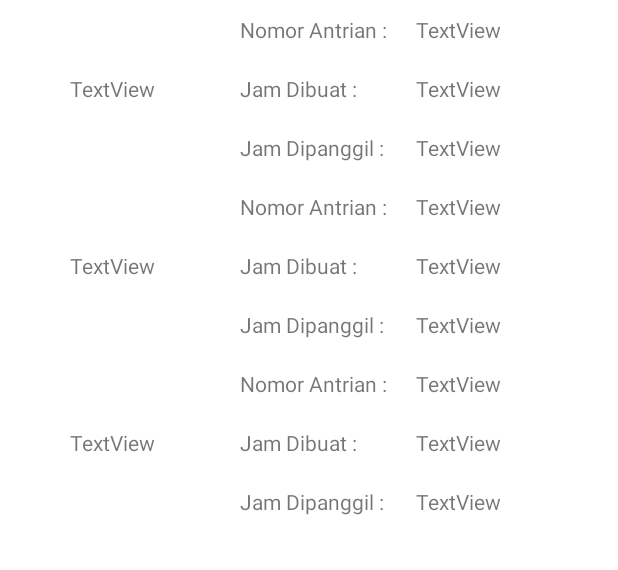
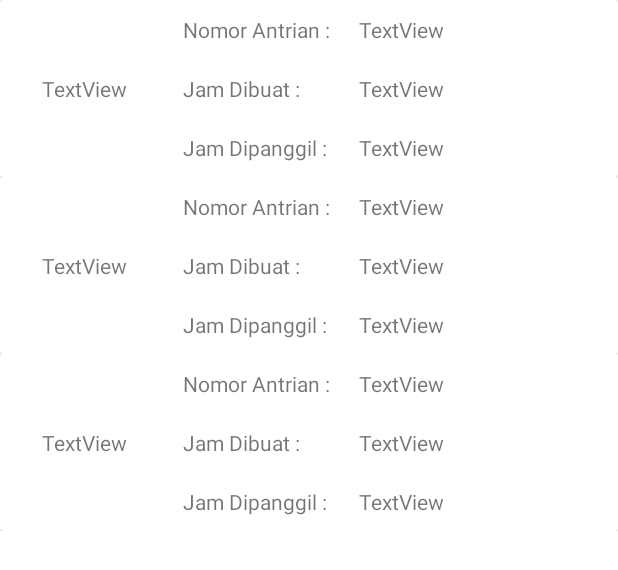
Before and after one commit to bramantyaadi/Antrian, an Android app: the layout fragment_list.xml on its own in the app's theme, with its tools: preview values and no code run, on a phone screen of 412 x 824 dp. Shown: the top 570 px of the screen. Run offline under Robolectric (Android 15) with nearby library versions, the light colour scheme and no system bars.

Commit message:
layout cardview selesai tapi gak tampil

```diff
--- a/app/src/main/java/com/example/antrian/adapter/Rv_antrian.java
+++ b/app/src/main/java/com/example/antrian/adapter/Rv_antrian.java
@@ -33,6 +33,7 @@ public class Rv_antrian extends RecyclerView.Adapter<Rv_antrian.ItemViewHolder>
     @Override
     public void onBindViewHolder(@NonNull Rv_antrian.ItemViewHolder holder, int position) {
         holder.tvNomor.setText(listItem.get(position).getNomor_antrian());
+        holder.tvParent_nomor.setText(listItem.get(position).getNomor_antrian());
         holder.tvJamPanggil.setText(listItem.get(position).getJam_dipanggil());
         holder.tvJamBuat.setText(listItem.get(position).getJam_dibuat());
 
@@ -59,9 +60,10 @@ public class Rv_antrian extends RecyclerView.Adapter<Rv_antrian.ItemViewHolder>
     }
 
     public class ItemViewHolder extends RecyclerView.ViewHolder{
-        TextView tvNomor , tvJamPanggil , tvJamBuat;
+        TextView tvNomor , tvJamPanggil , tvJamBuat , tvParent_nomor;
         public ItemViewHolder(@NonNull View itemView) {
             super(itemView);
+            tvParent_nomor = itemView.findViewById(R.id.nomor_antri_parent);
             tvNomor = itemView.findViewById(R.id.nomor_antrian);
             tvJamBuat = itemView.findViewById(R.id.jam_dibuat);
             tvJamPanggil = itemView.findViewById(R.id.jam_dipanggil);
--- a/app/src/main/res/layout/fragment_list.xml
+++ b/app/src/main/res/layout/fragment_list.xml
@@ -10,6 +10,7 @@
     <androidx.recyclerview.widget.RecyclerView
         android:id="@+id/rvlist"
         android:layout_width="match_parent"
+        android:scrollbars="vertical"
         android:layout_height="match_parent"
         tools:listitem="@layout/rv_item_antrian_view"/>
 </FrameLayout>
--- a/app/src/main/res/layout/rv_item_antrian_view.xml
+++ b/app/src/main/res/layout/rv_item_antrian_view.xml
@@ -1,21 +1,29 @@
 <?xml version="1.0" encoding="utf-8"?>
 <LinearLayout xmlns:android="http://schemas.android.com/apk/res/android"
     android:layout_width="match_parent"
-    android:layout_height="wrap_content">
+    android:layout_height="wrap_content"
+    xmlns:card_view="http://schemas.android.com/tools"
+    xmlns:app="http://schemas.android.com/apk/res-auto">
+
+    <androidx.cardview.widget.CardView
+        android:layout_width="match_parent"
+        android:layout_height="match_parent"
+        card_view:cardCornerRadius="4dp"
+        card_view:cardUseCompatPadding="true"
+        app:cardElevation="10dp">
 
         <LinearLayout
-        android:layout_width="150dp"
+            android:layout_width="wrap_content"
             android:layout_height="match_parent"
             android:orientation="horizontal">
 
             <TextView
                 android:id="@+id/nomor_antri_parent"
-            android:layout_width="wrap_content"
+                android:layout_width="112dp"
                 android:layout_height="match_parent"
                 android:layout_weight="1"
                 android:gravity="center"
                 android:text="TextView" />
-    </LinearLayout>
 
             <LinearLayout
                 android:layout_width="wrap_content"
@@ -83,3 +91,8 @@
             </LinearLayout>
 
         </LinearLayout>
+
+    </androidx.cardview.widget.CardView>
+
+
+</LinearLayout>
```
Lines whose indentation alone changed are shown as unchanged.
